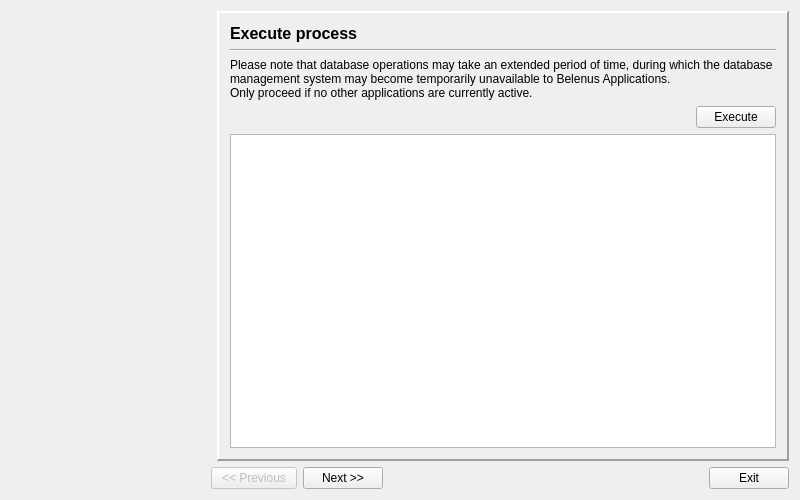
tbikfalvi/Belenus, file dbtool/mainwindow.ui: the form before one commit.
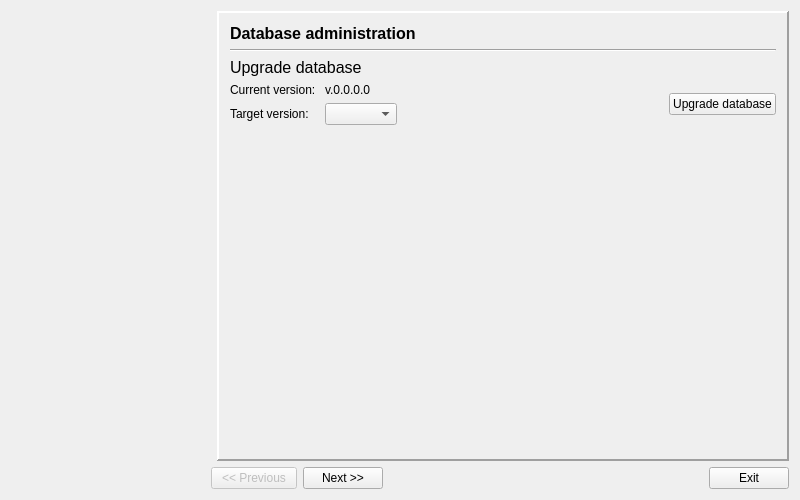
The form after the commit. The open tabs and pages were chosen to show the change. Icons and pictures are not drawn.

Commit message: DB upgrade

Patch:
```diff
--- a/dbtool/mainwindow.ui
+++ b/dbtool/mainwindow.ui
@@ -20,7 +20,7 @@
   <widget class="QWidget" name="centralWidget">
    <layout class="QVBoxLayout" name="verticalLayout_2">
     <item>
-     <layout class="QHBoxLayout" name="horizontalLayout_4">
+     <layout class="QHBoxLayout" name="horizontalLayout_7">
       <item>
        <widget class="QLabel" name="imgLogo">
         <property name="minimumSize">
@@ -467,6 +467,120 @@
           </item>
          </layout>
         </widget>
+        <widget class="QWidget" name="pageDBAdmin">
+         <layout class="QVBoxLayout" name="verticalLayout_6">
+          <item>
+           <widget class="QLabel" name="lblTitle3_2">
+            <property name="font">
+             <font>
+              <pointsize>12</pointsize>
+              <weight>75</weight>
+              <bold>true</bold>
+             </font>
+            </property>
+            <property name="text">
+             <string>Database administration</string>
+            </property>
+            <property name="wordWrap">
+             <bool>true</bool>
+            </property>
+           </widget>
+          </item>
+          <item>
+           <widget class="Line" name="line_4">
+            <property name="orientation">
+             <enum>Qt::Horizontal</enum>
+            </property>
+           </widget>
+          </item>
+          <item>
+           <widget class="QLabel" name="lblTitle4_4">
+            <property name="font">
+             <font>
+              <pointsize>12</pointsize>
+              <weight>50</weight>
+              <bold>false</bold>
+             </font>
+            </property>
+            <property name="text">
+             <string>Upgrade database</string>
+            </property>
+            <property name="wordWrap">
+             <bool>true</bool>
+            </property>
+           </widget>
+          </item>
+          <item>
+           <layout class="QHBoxLayout" name="horizontalLayout_4">
+            <item>
+             <layout class="QFormLayout" name="formLayout">
+              <item row="0" column="0">
+               <widget class="QLabel" name="lblUpgradeDB2">
+                <property name="text">
+                 <string>Current version: </string>
+                </property>
+               </widget>
+              </item>
+              <item row="0" column="1">
+               <widget class="QLabel" name="lblCurrentVersion">
+                <property name="text">
+                 <string>v.0.0.0.0</string>
+                </property>
+               </widget>
+              </item>
+              <item row="1" column="0">
+               <widget class="QLabel" name="lblUpgradeDB3">
+                <property name="text">
+                 <string>Target version: </string>
+                </property>
+               </widget>
+              </item>
+              <item row="1" column="1">
+               <widget class="QComboBox" name="cmbTargetVersion"/>
+              </item>
+             </layout>
+            </item>
+            <item>
+             <spacer name="horizontalSpacer_5">
+              <property name="orientation">
+               <enum>Qt::Horizontal</enum>
+              </property>
+              <property name="sizeHint" stdset="0">
+               <size>
+                <width>40</width>
+                <height>20</height>
+               </size>
+              </property>
+             </spacer>
+            </item>
+            <item>
+             <layout class="QVBoxLayout" name="verticalLayout_5">
+              <item>
+               <widget class="QPushButton" name="pbUpgradeDB">
+                <property name="text">
+                 <string>Upgrade database</string>
+                </property>
+               </widget>
+              </item>
+             </layout>
+            </item>
+           </layout>
+          </item>
+          <item>
+           <spacer name="verticalSpacer_8">
+            <property name="orientation">
+             <enum>Qt::Vertical</enum>
+            </property>
+            <property name="sizeHint" stdset="0">
+             <size>
+              <width>20</width>
+              <height>311</height>
+             </size>
+            </property>
+           </spacer>
+          </item>
+         </layout>
+        </widget>
         <widget class="QWidget" name="pageSelectProcess">
          <layout class="QVBoxLayout" name="verticalLayout_4">
           <item>
```
Left out of the diff: 2 changed lines with no effect on the pictures. The commit also changes 11 other files.
